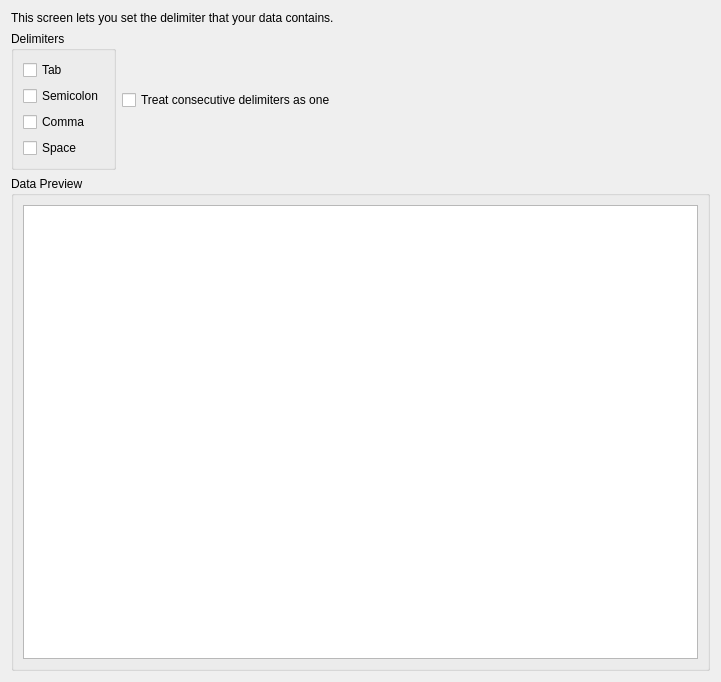
Old version of the form Source/Plugins/IO/Widgets/ImportASCIIDataWizard/UI_Files/DelimitedPage.ui in the repository BlueQuartzSoftware/DREAM3D.
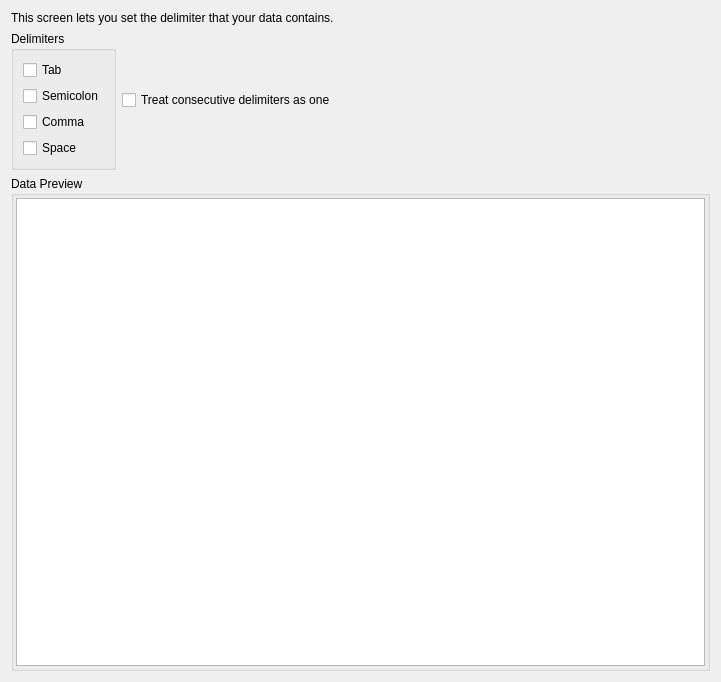
New version of the form.

Commit message: Reorganizing some functions to provide more reusability of code.  Provided a cleanup function for the last page of the wizard, so that if the user clicks the "Back" button, we can customize how everything gets reset.

```diff
--- a/Source/Plugins/IO/Widgets/ImportASCIIDataWizard/UI_Files/DelimitedPage.ui
+++ b/Source/Plugins/IO/Widgets/ImportASCIIDataWizard/UI_Files/DelimitedPage.ui
@@ -47,6 +47,18 @@
       <string>Data Preview</string>
      </property>
      <layout class="QGridLayout" name="gridLayout_3">
+      <property name="leftMargin">
+       <number>2</number>
+      </property>
+      <property name="topMargin">
+       <number>2</number>
+      </property>
+      <property name="rightMargin">
+       <number>2</number>
+      </property>
+      <property name="bottomMargin">
+       <number>2</number>
+      </property>
       <item row="0" column="0">
        <widget class="QTableView" name="dataView">
         <property name="selectionMode">
```
The commit also changes 9 other files.
